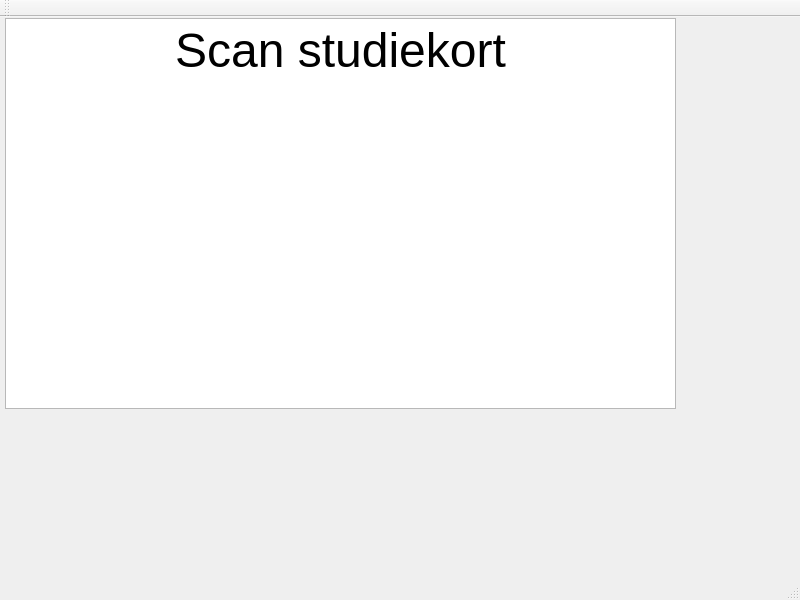
The window that Client/Bjarke_test_version/HTTP_Client/mainwindow.ui (DuweBTC/Semesterprojekt3) describes before a commit, drawn with Qt 5.
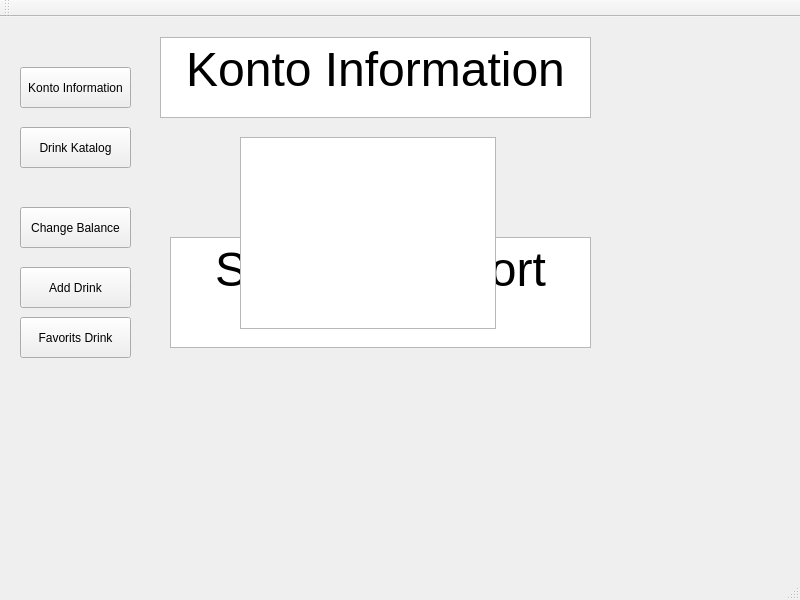
The same window after the commit.

Patch:
```diff
--- a/Client/Bjarke_test_version/HTTP_Client/mainwindow.ui
+++ b/Client/Bjarke_test_version/HTTP_Client/mainwindow.ui
@@ -14,59 +14,49 @@
    <string>MainWindow</string>
   </property>
   <widget class="QWidget" name="centralwidget">
-   <widget class="QPushButton" name="GetAccountButton">
+   <widget class="QPushButton" name="pushBalanceMenu">
     <property name="geometry">
      <rect>
-      <x>40</x>
-      <y>20</y>
-      <width>80</width>
-      <height>18</height>
+      <x>20</x>
+      <y>190</y>
+      <width>111</width>
+      <height>41</height>
      </rect>
     </property>
     <property name="text">
-     <string>Get Accout</string>
+     <string>Change Balance</string>
     </property>
    </widget>
-   <widget class="QTextBrowser" name="textBrowser">
+   <widget class="QTextBrowser" name="textKontoInformation">
     <property name="geometry">
      <rect>
-      <x>30</x>
-      <y>50</y>
+      <x>240</x>
+      <y>120</y>
       <width>256</width>
       <height>192</height>
      </rect>
     </property>
    </widget>
-   <widget class="QPushButton" name="PostAccountButton">
+   <widget class="QPushButton" name="pushAddDrink">
     <property name="geometry">
      <rect>
-      <x>200</x>
-      <y>20</y>
-      <width>80</width>
-      <height>18</height>
+      <x>20</x>
+      <y>250</y>
+      <width>111</width>
+      <height>41</height>
      </rect>
     </property>
     <property name="text">
-     <string>Post Accout</string>
+     <string>Add Drink</string>
     </property>
    </widget>
-   <widget class="QTextEdit" name="textEdit">
+   <widget class="QTextBrowser" name="textStartScreen">
     <property name="geometry">
      <rect>
-      <x>410</x>
-      <y>70</y>
-      <width>151</width>
-      <height>31</height>
-     </rect>
-    </property>
-   </widget>
-   <widget class="QTextBrowser" name="textBrowser_2">
-    <property name="geometry">
-     <rect>
-      <x>5</x>
-      <y>1</y>
-      <width>671</width>
-      <height>391</height>
+      <x>170</x>
+      <y>220</y>
+      <width>421</width>
+      <height>111</height>
      </rect>
     </property>
     <property name="html">
@@ -77,6 +67,70 @@
 &lt;p align=&quot;center&quot; style=&quot; margin-top:12px; margin-bottom:12px; margin-left:0px; margin-right:0px; -qt-block-indent:0; text-indent:0px;&quot;&gt;&lt;span style=&quot; font-size:36pt;&quot;&gt;Scan studiekort&lt;/span&gt;&lt;/p&gt;&lt;/body&gt;&lt;/html&gt;</string>
     </property>
    </widget>
+   <widget class="QPushButton" name="pushKontoMenu">
+    <property name="geometry">
+     <rect>
+      <x>20</x>
+      <y>50</y>
+      <width>111</width>
+      <height>41</height>
+     </rect>
+    </property>
+    <property name="text">
+     <string>Konto Information</string>
+    </property>
+   </widget>
+   <widget class="QPushButton" name="pushKatalogMenu">
+    <property name="geometry">
+     <rect>
+      <x>20</x>
+      <y>110</y>
+      <width>111</width>
+      <height>41</height>
+     </rect>
+    </property>
+    <property name="text">
+     <string>Drink Katalog</string>
+    </property>
+   </widget>
+   <widget class="QPushButton" name="pushFavoritsMenu">
+    <property name="geometry">
+     <rect>
+      <x>20</x>
+      <y>300</y>
+      <width>111</width>
+      <height>41</height>
+     </rect>
+    </property>
+    <property name="text">
+     <string>Favorits Drink</string>
+    </property>
+   </widget>
+   <widget class="QTextBrowser" name="textKontoMenu">
+    <property name="geometry">
+     <rect>
+      <x>160</x>
+      <y>20</y>
+      <width>431</width>
+      <height>81</height>
+     </rect>
+    </property>
+    <property name="html">
+     <string>&lt;!DOCTYPE HTML PUBLIC &quot;-//W3C//DTD HTML 4.0//EN&quot; &quot;http://www.w3.org/TR/REC-html40/strict.dtd&quot;&gt;
+&lt;html&gt;&lt;head&gt;&lt;meta name=&quot;qrichtext&quot; content=&quot;1&quot; /&gt;&lt;meta charset=&quot;utf-8&quot; /&gt;&lt;style type=&quot;text/css&quot;&gt;
+p, li { white-space: pre-wrap; }
+&lt;/style&gt;&lt;/head&gt;&lt;body style=&quot; font-family:'Segoe UI'; font-size:9pt; font-weight:400; font-style:normal;&quot;&gt;
+&lt;p align=&quot;center&quot; style=&quot; margin-top:0px; margin-bottom:0px; margin-left:0px; margin-right:0px; -qt-block-indent:0; text-indent:0px;&quot;&gt;&lt;span style=&quot; font-size:36pt;&quot;&gt;Konto Information&lt;/span&gt;&lt;/p&gt;&lt;/body&gt;&lt;/html&gt;</string>
+    </property>
+   </widget>
+   <zorder>textStartScreen</zorder>
+   <zorder>pushBalanceMenu</zorder>
+   <zorder>textKontoInformation</zorder>
+   <zorder>pushAddDrink</zorder>
+   <zorder>pushKontoMenu</zorder>
+   <zorder>pushKatalogMenu</zorder>
+   <zorder>pushFavoritsMenu</zorder>
+   <zorder>textKontoMenu</zorder>
   </widget>
   <widget class="QMenuBar" name="menubar">
    <property name="geometry">
```
